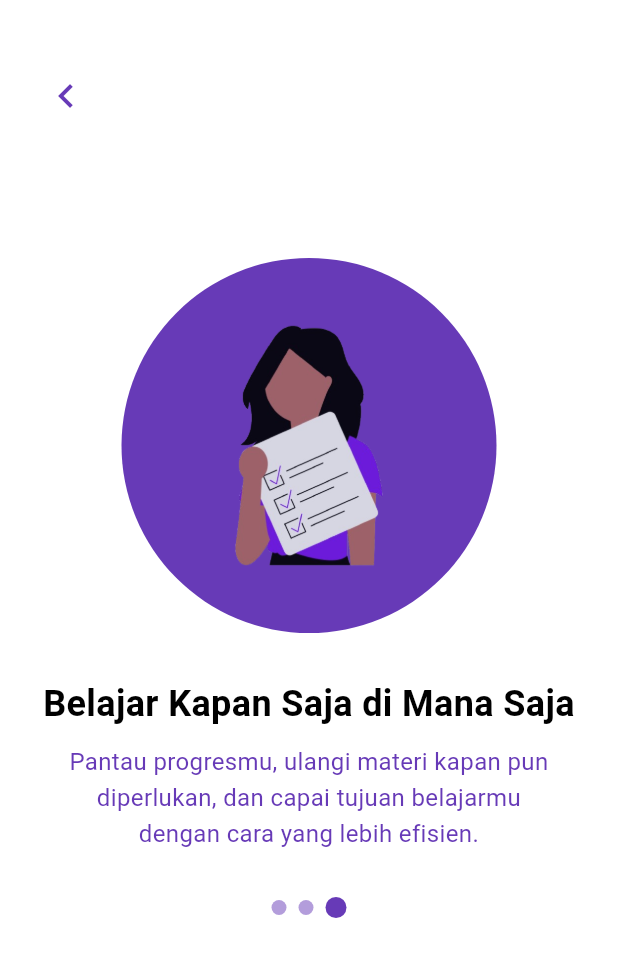
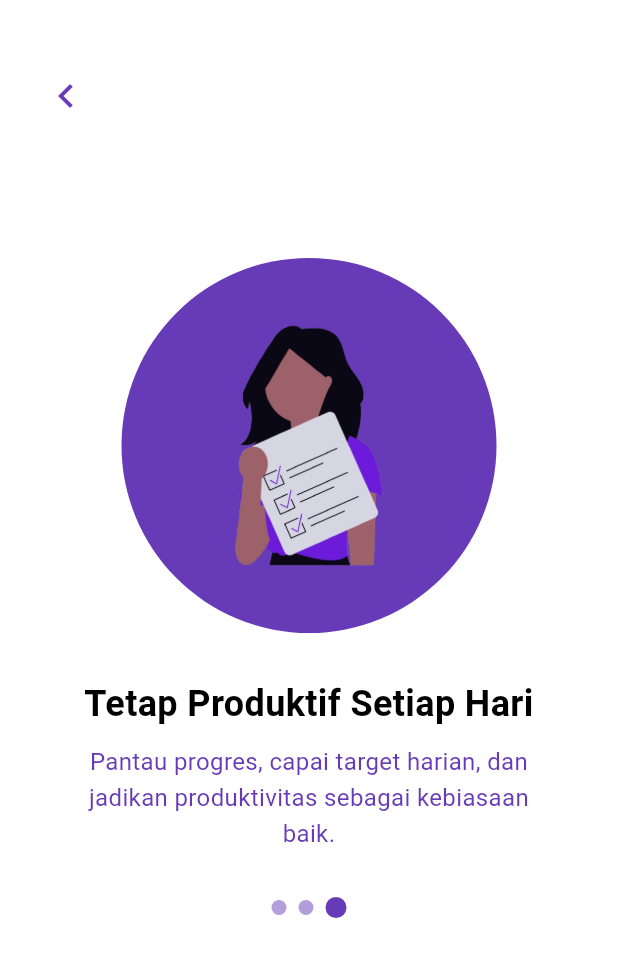
Before and after one commit to SadamIRM/KB1179-1123150087-uts-REVISI, a Flutter app: the Screen3 screen opened directly, on a phone screen of 412 x 824 dp. Shown: the top 957 px of the screen. Run offline on Flutter 3.47's test engine with Material 3 defaults, Android fonts, the phone set to English and light mode, and no system bars.

Commit message:
memberi judul dan deskripsi di layar 3

```diff
--- a/lib/layar/Layar3.dart
+++ b/lib/layar/Layar3.dart
@@ -52,7 +52,7 @@ class Screen3 extends StatelessWidget {
                 const SizedBox(height: 30),
 
                 const Text(
-                  'Belajar Kapan Saja di Mana Saja',
+                  'Tetap Produktif Setiap Hari',
                   textAlign: TextAlign.center,
                   style: TextStyle(
                     fontSize: 24,
@@ -66,7 +66,7 @@ class Screen3 extends StatelessWidget {
                 const Padding(
                   padding: EdgeInsets.symmetric(horizontal: 40),
                   child: Text(
-                    'Pantau progresmu, ulangi materi kapan pun diperlukan, dan capai tujuan belajarmu dengan cara yang lebih efisien.',
+                    'Pantau progres, capai target harian, dan jadikan produktivitas sebagai kebiasaan baik.',
                     textAlign: TextAlign.center,
                     style: TextStyle(
                       fontSize: 16,
```
